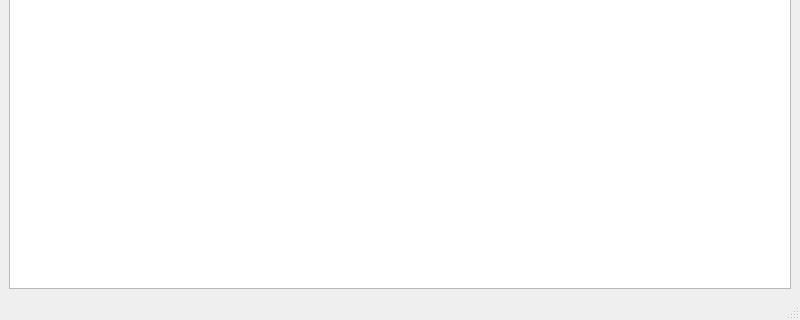
aumanimationstudios/rbhus, file rbhusUI/lib/rbhusTextReadMod.ui: the form before one commit; both pictures show x 0 to 800 and y 280 to 600 of the 800 by 600 pixel window.
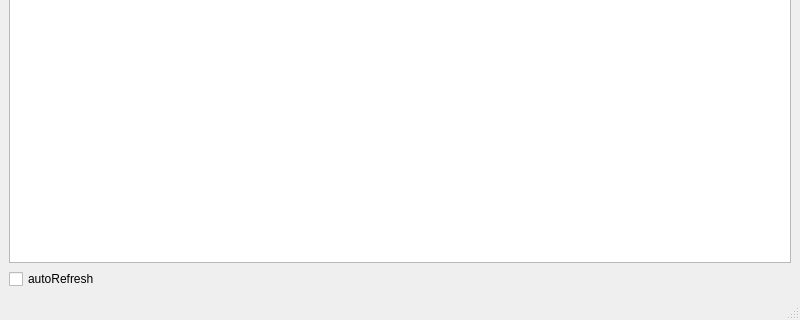
The form after the commit.

Commit message: loads of fixes and enhancements

```diff
--- a/rbhusUI/lib/rbhusTextReadMod.ui
+++ b/rbhusUI/lib/rbhusTextReadMod.ui
@@ -18,6 +18,13 @@
     <item>
      <widget class="QPlainTextEdit" name="plainTextEdit"/>
     </item>
+    <item>
+     <widget class="QCheckBox" name="checkBox">
+      <property name="text">
+       <string>autoRefresh</string>
+      </property>
+     </widget>
+    </item>
    </layout>
   </widget>
   <widget class="QMenuBar" name="menubar">
```
The commit also changes 1 other file.
